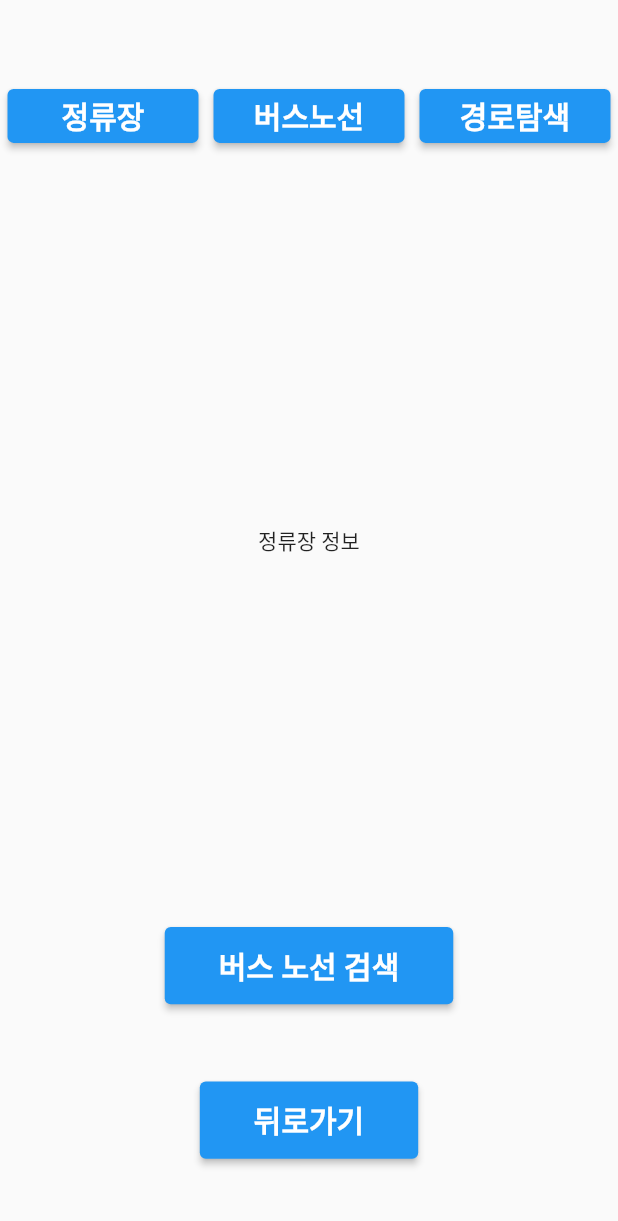
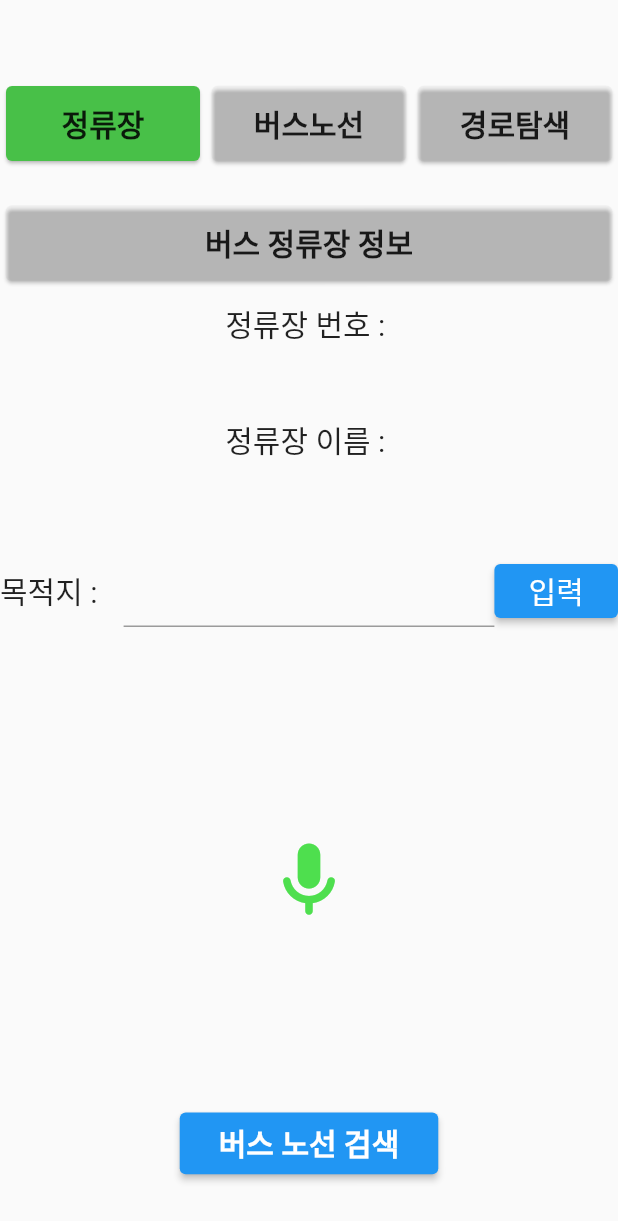
Before and after one commit to Raonshi/BusApp, a Flutter app: the screen it shows after launch, after a tap on "검색", on a phone screen of 412 x 824 dp. Shown: the top 1221 px of the screen. Run offline on Flutter 3.47's test engine with Material 2 defaults, Android fonts, the phone set to English and light mode, and no system bars; our stand-ins replace flutter_screenutil, get, logger.

Commit message:
ui 작업 진행중

```diff
--- a/smart_bus_app/lib/main.dart
+++ b/smart_bus_app/lib/main.dart
@@ -5,8 +5,23 @@ import 'package:flutter/material.dart';
 import 'package:smart_bus_app/src/ui/find_way/find_way_widget.dart';
 import 'package:smart_bus_app/src/ui/home_page.dart';
 import 'package:get/get.dart';
+import 'package:smart_bus_app/src/web_server.dart';
 
-void main() => runApp(MyApp());
+import 'src/ui/find_way/station_search_widget.dart';
+
+void main(){
+  //전처리 - 웹서버 싱글톤 객체 생성
+  new WebServer.init();
+
+  //날씨 정보 받아오기
+
+  //GPS정보를 통해 내 근처 정거장 찾기
+
+  //
+
+  //앱 실행
+  runApp(MyApp());
+}
 
 class MyApp extends StatelessWidget {
   @override
@@ -259,6 +274,6 @@ class MainPage extends StatelessWidget {
 
   //버스 검색 버튼 이벤트
   void onClickBusSearch(){
-    Get.to(SearchPage());
+    Get.to(StationSearchPage());
   }
 }
--- a/smart_bus_app/lib/src/business_logic/data_define.dart
+++ b/smart_bus_app/lib/src/business_logic/data_define.dart
@@ -0,0 +1,13 @@
+
+//날씨
+enum Weather{ SUN, RAIN, CLOUD, SNOW, }
+//미세먼지
+enum DUST{ LOW, MID, HIGH, DANGER, }
+
+//정거장 객체
+class Station{
+  String name;
+  String number;
+
+  Station(this.name, this.number);
+}
--- a/smart_bus_app/lib/src/business_logic/get_controller.dart
+++ b/smart_bus_app/lib/src/business_logic/get_controller.dart
@@ -1,8 +1,10 @@
 import 'package:get/get.dart';
+import 'data_define.dart';
 
 class Controller extends GetxController{
-    //검색화면 스위칭 트리거
-    RxInt searchPageInfoSelect = 1.obs;
+  //가까운 정류장
+  Rx nearStation = Rx(Station).obs;
+
 
 
 }
--- a/smart_bus_app/lib/src/ui/find_way/find_way_widget.dart
+++ b/smart_bus_app/lib/src/ui/find_way/find_way_widget.dart
@@ -191,175 +191,3 @@ class _BodyState extends State<Body> {
      */
   }
 }
-
-
-class SearchPage extends StatelessWidget {
-  final controller = Get.put(Controller());
-
-  @override
-  Widget build(BuildContext context) {
-    return Scaffold(
-      body: Column(
-        mainAxisAlignment: MainAxisAlignment.center,
-        children: [
-          Spacer(),
-
-          //검색 타입 선택
-          Expanded(
-            flex:1,
-            child: Row(
-              mainAxisAlignment: MainAxisAlignment.center,
-              children: [
-                Expanded(
-                    flex:1,
-                    child: Padding(
-                      padding: const EdgeInsets.all(5.0),
-                      child: ElevatedButton(
-                        onPressed: (){
-                          controller.searchPageInfoSelect.value = 1;
-                        },
-                        child: Text("정류장", textAlign: TextAlign.center, style: TextStyle(fontSize: 20, fontWeight: FontWeight.bold),),
-                      ),
-                    )
-                ),
-
-                Expanded(
-                    flex:1,
-                    child: Padding(
-                      padding: const EdgeInsets.all(5.0),
-                      child: ElevatedButton(
-                        onPressed: (){
-                          controller.searchPageInfoSelect.value = 2;
-                        },
-                        child: Text("버스노선", textAlign: TextAlign.center, style: TextStyle(fontSize: 20, fontWeight: FontWeight.bold),),
-                      ),
-                    ),
-                ),
-
-                Expanded(
-                    flex:1,
-                    child: Padding(
-                      padding: const EdgeInsets.all(5.0),
-                      child: ElevatedButton(
-                        onPressed: (){
-                          controller.searchPageInfoSelect.value = 3;
-                        },
-                        child: Text("경로탐색", textAlign: TextAlign.center, style: TextStyle(fontSize: 20, fontWeight: FontWeight.bold),),
-                      ),
-                    )
-                ),
-              ],
-            ),
-          ),
-
-          //정류장 정보 , 노선정보, 경로정보 출력
-          Expanded(
-            flex:10,
-            child: Obx(() => InfoSelect()),
-          ),
-
-
-          Expanded(
-            flex:1,
-            child: ElevatedButton(
-              onPressed: (){},
-              child: Padding(
-              padding: const EdgeInsets.symmetric(horizontal: 20.0),
-              child: Text(
-                "버스 노선 검색",
-                textAlign: TextAlign.center,
-                style: TextStyle(
-                fontSize: 20,
-                fontWeight: FontWeight.bold,
-                ),
-              ),
-              ),
-            ),
-          ),
-
-            Spacer(),
-
-            //뒤로가기
-            Expanded(
-              flex:1,
-              child: ElevatedButton(
-              onPressed: (){
-                Get.back();
-              },
-              child: Padding(
-                padding: const EdgeInsets.symmetric(horizontal: 20.0),
-                child: Text(
-                  "뒤로가기",
-                  textAlign: TextAlign.center,
-                  style: TextStyle(
-                    fontSize: 20,
-                    fontWeight: FontWeight.bold,
-                  ),
-                ),
-              ),
-            ),
-          ),
-
-          Spacer(),
-        ],
-      ),
-    );
-  }
-
-  Widget InfoSelect(){
-    if(controller.searchPageInfoSelect.value == 1){
-      return Column(
-        mainAxisSize: MainAxisSize.max,
-        mainAxisAlignment: MainAxisAlignment.center,
-        children: [
-          Expanded(
-            flex: 1,
-            child: Row(
-              mainAxisAlignment: MainAxisAlignment.center,
-              mainAxisSize: MainAxisSize.max,
-              children: [
-                Text("정류장 정보"),
-              ],
-            ),
-          )
-        ],
-      );
-    }
-    else if(controller.searchPageInfoSelect.value == 2){
-      return Column(
-        mainAxisSize: MainAxisSize.max,
-        mainAxisAlignment: MainAxisAlignment.center,
-        children: [
-          Expanded(
-            flex: 1,
-            child: Row(
-              mainAxisAlignment: MainAxisAlignment.center,
-              mainAxisSize: MainAxisSize.max,
-              children: [
-                Text("버스 노선 정보"),
-              ],
-            ),
-          )
-        ],
-      );
-    }
-    else if(controller.searchPageInfoSelect.value == 3){
-      return Column(
-        mainAxisSize: MainAxisSize.max,
-        mainAxisAlignment: MainAxisAlignment.center,
-        children: [
-          Expanded(
-            flex: 1,
-            child: Row(
-              mainAxisAlignment: MainAxisAlignment.center,
-              mainAxisSize: MainAxisSize.max,
-              children: [
-                Text("경로 탐색 정보"),
-              ],
-            ),
-          )
-        ],
-      );
-    }
-  }
-}
--- /dev/null
+++ b/smart_bus_app/lib/src/ui/find_way/station_search_widget.dart
@@ -0,0 +1,190 @@
+import 'package:flutter/material.dart';
+import 'package:get/get.dart';
+import 'package:logger/logger.dart';
+import 'package:smart_bus_app/src/business_logic/get_controller.dart';
+
+import 'bus_search_widget.dart';
+
+//정류장 검색
+class StationSearchPage extends StatelessWidget {
+  final controller = Get.put(Controller());
+  final textController = TextEditingController();
+
+  @override
+  Widget build(BuildContext context) {
+    return Scaffold(
+      body: Column(
+        mainAxisAlignment: MainAxisAlignment.center,
+        children: [
+          Spacer(),
+
+          //검색 타입 선택
+          Expanded(
+            flex:2,
+            child: Row(
+              mainAxisAlignment: MainAxisAlignment.center,
+              children: [
+                Expanded(
+                  flex:1,
+                  child: Card(
+                    color: Color.fromARGB(255, 72, 192, 72),
+                    child: Padding(
+                      padding: const EdgeInsets.symmetric(vertical: 10.0),
+                      child: Text("정류장", textAlign: TextAlign.center, style: TextStyle(fontSize: 20, fontWeight: FontWeight.bold),),
+                    ),
+                  ),
+                ),
+
+                Expanded(
+                  flex:1,
+                  child: Card(
+                    color: Color.fromARGB(0, 0, 0, 0),
+                    child: Padding(
+                      padding: const EdgeInsets.symmetric(vertical: 10.0),
+                      child: Text("버스노선", textAlign: TextAlign.center, style: TextStyle(fontSize: 20, fontWeight: FontWeight.bold),),
+                    ),
+                  ),
+                ),
+
+                Expanded(
+                  flex:1,
+                  child: Card(
+                    color: Color.fromARGB(0, 0, 0, 0),
+                    child: Padding(
+                      padding: const EdgeInsets.symmetric(vertical: 10.0),
+                      child: Text("경로탐색", textAlign: TextAlign.center, style: TextStyle(fontSize: 20, fontWeight: FontWeight.bold),),
+                    ),
+                  ),
+                ),
+
+              ],
+            ),
+          ),
+
+          //정류장 정보 , 노선정보, 경로정보 출력
+          Expanded(
+            flex:15,
+            child: Column(
+              mainAxisSize: MainAxisSize.max,
+              mainAxisAlignment: MainAxisAlignment.start,
+              children: [
+                //버스 정류장 정보
+                Expanded(
+                    flex:1,
+                    child: Row(
+                      mainAxisAlignment: MainAxisAlignment.start,
+                      mainAxisSize: MainAxisSize.max,
+                      children: [
+                        Expanded(
+                          child: Card(
+                            color: Color.fromARGB(0, 0, 0, 0),
+                            child: Padding(
+                              padding: const EdgeInsets.symmetric(vertical: 10.0),
+                              child: Text(
+                                "버스 정류장 정보",
+                                textAlign: TextAlign.center,
+                                style: TextStyle(
+                                  fontSize: 20,
+                                  fontWeight: FontWeight.bold,
+                                ),
+                              ),
+                            ),
+                          ),
+                        )
+                      ],
+                    )
+                ),
+
+                //정류장 번호
+                Expanded(
+                  flex:1,
+                  child: Text("정류장 번호 : ", style: TextStyle(fontSize: 20),),
+                ),
+
+                //정류장 이름
+                Expanded(
+                  flex:1,
+                  child: Text("정류장 이름 : ", style: TextStyle(fontSize: 20), maxLines: 2,),
+                ),
+
+                //목적지 입력
+                Expanded(
+                    flex:1,
+                    child:Row(
+                      mainAxisAlignment: MainAxisAlignment.center,
+                      mainAxisSize: MainAxisSize.max,
+                      children: [
+                        //목적지 텍스트
+                        Expanded(
+                          flex:1,
+                          child: Text("목적지 : ", style: TextStyle(fontSize: 20),),
+                        ),
+
+                        //텍스트 입력
+                        Expanded(
+                            flex:3,
+                            child: TextField(
+                              controller: textController,
+                              onSubmitted: (text) => textController.text = text,
+                            )
+                        ),
+
+                        //검색 버튼
+                        Expanded(
+                          flex:1,
+                          child: ElevatedButton(
+                            onPressed: (){
+                              print(textController.text);
+
+
+                            },
+                            child: Text("입력", style: TextStyle(fontSize: 20)),
+                          ),
+                        ),
+                      ],
+                    )
+                ),
+
+
+                //음성 인식 아이콘
+                Expanded(
+                  flex: 4,
+                  child: IconButton(
+                    onPressed: (){
+                      Logger().d("Icon Btn Pressed");
+                    },
+
+                    icon: Icon(Icons.mic_rounded),
+                    iconSize: 60,
+                    color: Color.fromARGB(255, 78, 223, 78),
+                  ),
+                ),
+              ],
+            ),
+          ),
+
+
+          Expanded(
+            flex:1,
+            child: ElevatedButton(
+              onPressed: (){
+                Get.to(BusSearchPage());
+              },
+              child: Padding(
+                padding: const EdgeInsets.symmetric(horizontal: 10.0),
+                child: Text(
+                  "버스 노선 검색",
+                  textAlign: TextAlign.center,
+                  style: TextStyle(
+                    fontSize: 20,
+                    fontWeight: FontWeight.bold,
+                  ),
+                ),),
+            ),
+          ),
+
+          Spacer(),
+        ],),
+    );
+  }
+}
```
Also changed, not shown: smart_bus_app/lib/src/ui/find_way/bus_search_widget.dart (added, +72 -0 lines), smart_bus_app/lib/src/ui/find_way/path_finding_widget.dart (added, +71 -0 lines).
